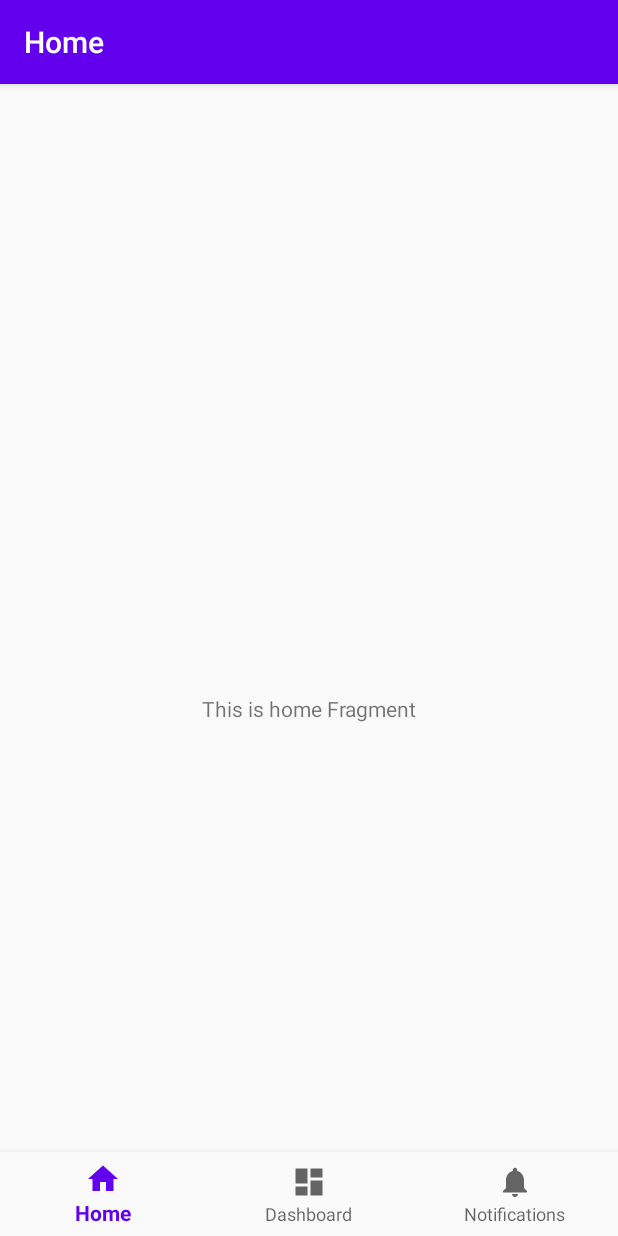
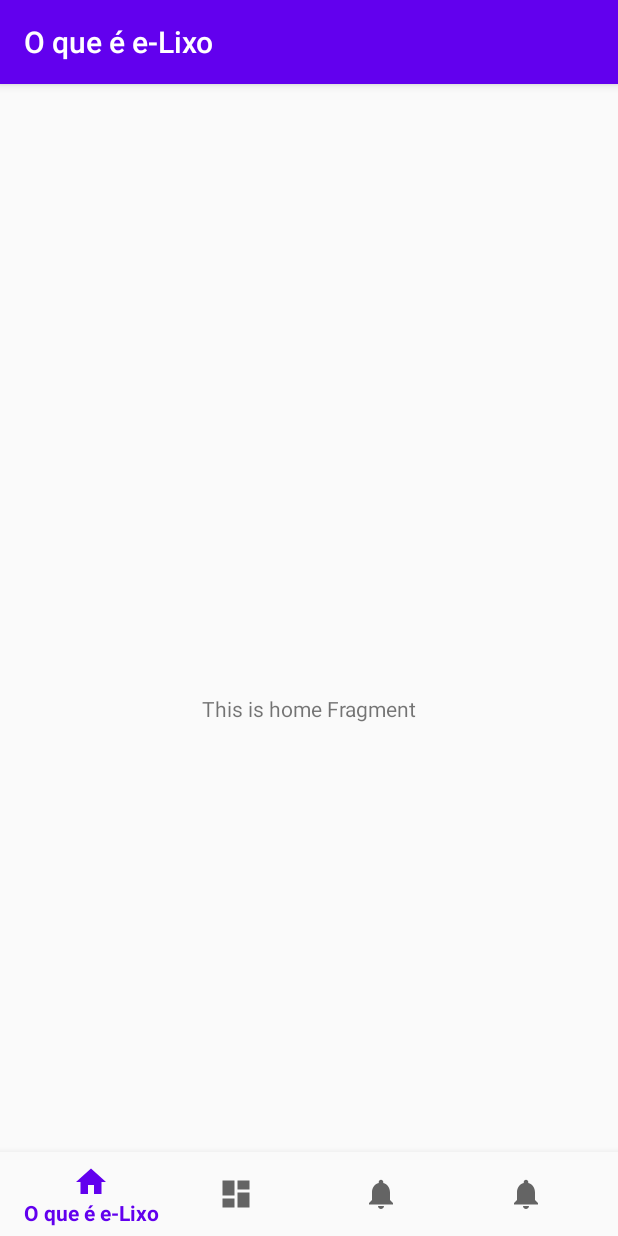
Before and after one commit to rafaelfachinelli/eNaturalist, an Android app: the screen it shows after launch (MainActivity), on a phone screen of 412 x 824 dp. Run offline under Robolectric (Android 15) with nearby library versions, the phone set to English and light mode, and no system bars; our stand-ins replace navigation-ui.

Commit message:
adicionar modificacoes no mobile

```diff
--- a/mobile/app/src/main/res/layout/activity_main.xml
+++ b/mobile/app/src/main/res/layout/activity_main.xml
@@ -25,9 +25,11 @@
         android:layout_height="match_parent"
         app:defaultNavHost="true"
         app:layout_constraintBottom_toTopOf="@id/nav_view"
+        app:layout_constraintHorizontal_bias="0.0"
         app:layout_constraintLeft_toLeftOf="parent"
         app:layout_constraintRight_toRightOf="parent"
         app:layout_constraintTop_toTopOf="parent"
+        app:layout_constraintVertical_bias="1.0"
         app:navGraph="@navigation/mobile_navigation" />
 
 </androidx.constraintlayout.widget.ConstraintLayout>
--- a/mobile/app/src/main/res/menu/bottom_nav_menu.xml
+++ b/mobile/app/src/main/res/menu/bottom_nav_menu.xml
@@ -2,18 +2,23 @@
 <menu xmlns:android="http://schemas.android.com/apk/res/android">
 
     <item
-        android:id="@+id/navigation_home"
+        android:id="@+id/navigation_eWaste"
         android:icon="@drawable/ic_home_black_24dp"
-        android:title="@string/title_home" />
+        android:title="@string/title_eWaste" />
 
     <item
-        android:id="@+id/navigation_dashboard"
+        android:id="@+id/navigation_searchEcopoints"
         android:icon="@drawable/ic_dashboard_black_24dp"
-        android:title="@string/title_dashboard" />
+        android:title="@string/title_searchEcopoints" />
 
     <item
-        android:id="@+id/navigation_notifications"
+        android:id="@+id/navigation_donateElectronic"
         android:icon="@drawable/ic_notifications_black_24dp"
-        android:title="@string/title_notifications" />
+        android:title="@string/title_donateElectronic" />
+
+    <item
+        android:id="@+id/navigation_viewStatistics"
+        android:icon="@drawable/ic_notifications_black_24dp"
+        android:title="@string/title_viewStatistics" />
 
 </menu>
--- a/mobile/app/src/main/res/navigation/mobile_navigation.xml
+++ b/mobile/app/src/main/res/navigation/mobile_navigation.xml
@@ -8,18 +8,18 @@
     <fragment
         android:id="@+id/navigation_home"
         android:name="com.example.mobile.ui.home.HomeFragment"
-        android:label="@string/title_home"
+        android:label="@string/title_eWaste"
         tools:layout="@layout/fragment_home" />
 
     <fragment
         android:id="@+id/navigation_dashboard"
         android:name="com.example.mobile.ui.dashboard.DashboardFragment"
-        android:label="@string/title_dashboard"
+        android:label="@string/title_searchEcopoints"
         tools:layout="@layout/fragment_dashboard" />
 
     <fragment
         android:id="@+id/navigation_notifications"
         android:name="com.example.mobile.ui.notifications.NotificationsFragment"
-        android:label="@string/title_notifications"
+        android:label="@string/title_donateElectronic"
         tools:layout="@layout/fragment_notifications" />
 </navigation>
--- a/mobile/app/src/main/res/values/strings.xml
+++ b/mobile/app/src/main/res/values/strings.xml
@@ -1,6 +1,7 @@
 <resources>
     <string name="app_name">Mobile</string>
-    <string name="title_home">Home</string>
-    <string name="title_dashboard">Dashboard</string>
-    <string name="title_notifications">Notifications</string>
+    <string name="title_eWaste">O que é e-Lixo</string>
+    <string name="title_searchEcopoints">Buscar Ecopontos</string>
+    <string name="title_donateElectronic">Doar Eletrônicos</string>
+    <string name="title_viewStatistics">Viualizar Estatísticas</string>
 </resources>
```
Also changed, not shown: 1 other file.
